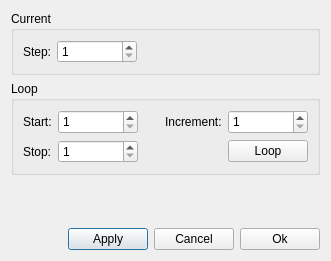
Above: ElmerGUI/vtkpost/timestep.ui from tehnick/elmerfem before the change. Below: the same form after it.
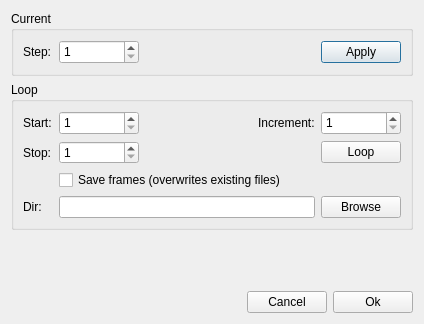
That is the form after the change. Icons and pictures are not drawn.

Commit message: ElmerGUI: Added the possibility to save frames in time step loop

```diff
--- a/ElmerGUI/vtkpost/timestep.ui
+++ b/ElmerGUI/vtkpost/timestep.ui
@@ -5,8 +5,8 @@
    <rect>
     <x>0</x>
     <y>0</y>
-    <width>331</width>
-    <height>261</height>
+    <width>424</width>
+    <height>324</height>
    </rect>
   </property>
   <property name="windowTitle" >
@@ -28,7 +28,7 @@
          <widget class="QLabel" name="timeStepLabel" >
           <property name="minimumSize" >
            <size>
-            <width>0</width>
+            <width>30</width>
             <height>0</height>
            </size>
           </property>
@@ -66,12 +66,22 @@
           </property>
           <property name="sizeHint" >
            <size>
-            <width>40</width>
-            <height>20</height>
+            <width>161</width>
+            <height>24</height>
            </size>
           </property>
          </spacer>
         </item>
+        <item>
+         <widget class="QPushButton" name="applyButton" >
+          <property name="text" >
+           <string>Apply</string>
+          </property>
+          <property name="default" >
+           <bool>true</bool>
+          </property>
+         </widget>
+        </item>
        </layout>
       </item>
      </layout>
@@ -158,6 +168,12 @@
         </item>
         <item row="1" column="0" >
          <widget class="QLabel" name="stopLabel" >
+          <property name="minimumSize" >
+           <size>
+            <width>30</width>
+            <height>0</height>
+           </size>
+          </property>
           <property name="text" >
            <string>Stop:</string>
           </property>
@@ -197,6 +213,47 @@
         </item>
        </layout>
       </item>
+      <item>
+       <layout class="QGridLayout" >
+        <item row="0" column="1" >
+         <widget class="QCheckBox" name="saveFrames" >
+          <property name="text" >
+           <string>Save frames (overwrites existing files)</string>
+          </property>
+         </widget>
+        </item>
+        <item row="1" column="0" >
+         <widget class="QLabel" name="label_2" >
+          <property name="minimumSize" >
+           <size>
+            <width>30</width>
+            <height>0</height>
+           </size>
+          </property>
+          <property name="text" >
+           <string>Dir:</string>
+          </property>
+         </widget>
+        </item>
+        <item row="1" column="1" >
+         <widget class="QLineEdit" name="saveDirectory" >
+          <property name="maximumSize" >
+           <size>
+            <width>16777215</width>
+            <height>24</height>
+           </size>
+          </property>
+         </widget>
+        </item>
+        <item row="1" column="2" >
+         <widget class="QPushButton" name="browseButton" >
+          <property name="text" >
+           <string>Browse</string>
+          </property>
+         </widget>
+        </item>
+       </layout>
+      </item>
      </layout>
     </widget>
    </item>
@@ -228,16 +285,6 @@
        </property>
       </spacer>
      </item>
-     <item>
-      <widget class="QPushButton" name="applyButton" >
-       <property name="text" >
-        <string>Apply</string>
-       </property>
-       <property name="default" >
-        <bool>true</bool>
-       </property>
-      </widget>
-     </item>
      <item>
       <widget class="QPushButton" name="cancelButton" >
        <property name="text" >
```
The commit also changes 3 other files.
